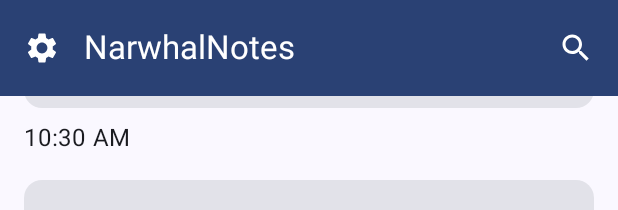
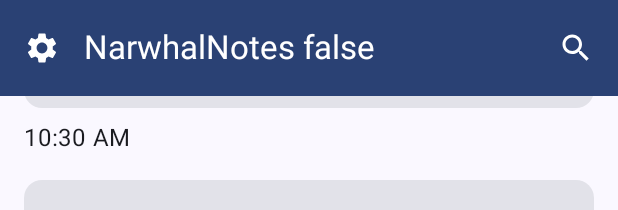
Before and after one commit to oceanbit/NarwhalNotes, an Android app built with Jetpack Compose: the @Preview function DefaultPreview, on a phone screen of 412 x 824 dp. Shown: the top 210 px of the screen. Run offline under Robolectric (Android 15) with nearby library versions, the phone set to English and light mode, and no system bars; our stand-ins replace Room's generated code; 2 statements that could not run were skipped.

Commit message:
Fix app crashing

```diff
--- a/app/build.gradle
+++ b/app/build.gradle
@@ -1,8 +1,8 @@
 plugins {
     id 'com.android.application'
     id 'org.jetbrains.kotlin.android'
+    id 'com.google.devtools.ksp'
 }
-
 android {
     compileSdk 32
 
@@ -54,6 +54,7 @@ dependencies {
     implementation 'androidx.activity:activity-compose:1.3.1'
     implementation "androidx.room:room-runtime:$room_version"
     annotationProcessor "androidx.room:room-compiler:$room_version"
+    ksp("androidx.room:room-compiler:$room_version")
     testImplementation 'junit:junit:4.13.2'
     androidTestImplementation 'androidx.test.ext:junit:1.1.3'
     androidTestImplementation 'androidx.test.espresso:espresso-core:3.4.0'
--- a/app/src/main/java/dev/oceanbit/narwhalnotes/MainActivity.kt
+++ b/app/src/main/java/dev/oceanbit/narwhalnotes/MainActivity.kt
@@ -17,7 +17,7 @@ class MainActivity : ComponentActivity() {
     val db = Room.databaseBuilder(
       applicationContext,
       AppDatabase::class.java, "database-name"
-    ).build()
+    ).allowMainThreadQueries().build()
 
     setContent {
       NarwhalNotesTheme {
--- a/app/src/main/java/dev/oceanbit/narwhalnotes/messages/MessagesScreen.kt
+++ b/app/src/main/java/dev/oceanbit/narwhalnotes/messages/MessagesScreen.kt
@@ -92,10 +92,12 @@ fun MessageScreen(db: AppDatabase? = null) {
     currentText = "";
   }
 
+  val isDBPresent = db != null;
+
   Scaffold(
     topBar = {
       PrimarySmallTopAppBar(
-        title = { Text("NarwhalNotes") },
+        title = { Text("NarwhalNotes $isDBPresent") },
         navigationIcon = {
           IconButton(onClick = { /* doSomething() */ }) {
             Icon(
--- a/build.gradle
+++ b/build.gradle
@@ -7,7 +7,8 @@ buildscript {
 plugins {
     id 'com.android.application' version '7.2.0' apply false
     id 'com.android.library' version '7.2.0' apply false
-    id 'org.jetbrains.kotlin.android' version '1.6.10' apply false
+    id 'org.jetbrains.kotlin.android' version "1.6.10" apply false
+    id 'com.google.devtools.ksp' version '1.6.10-1.0.2'
 }
 
 task clean(type: Delete) {
```
